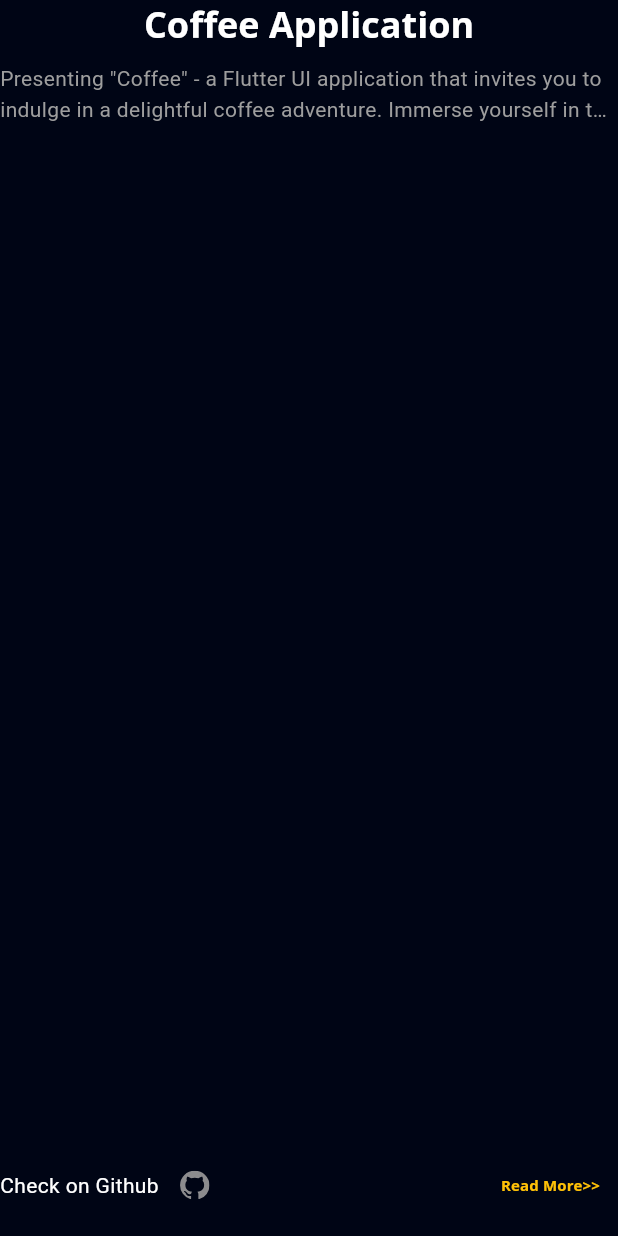
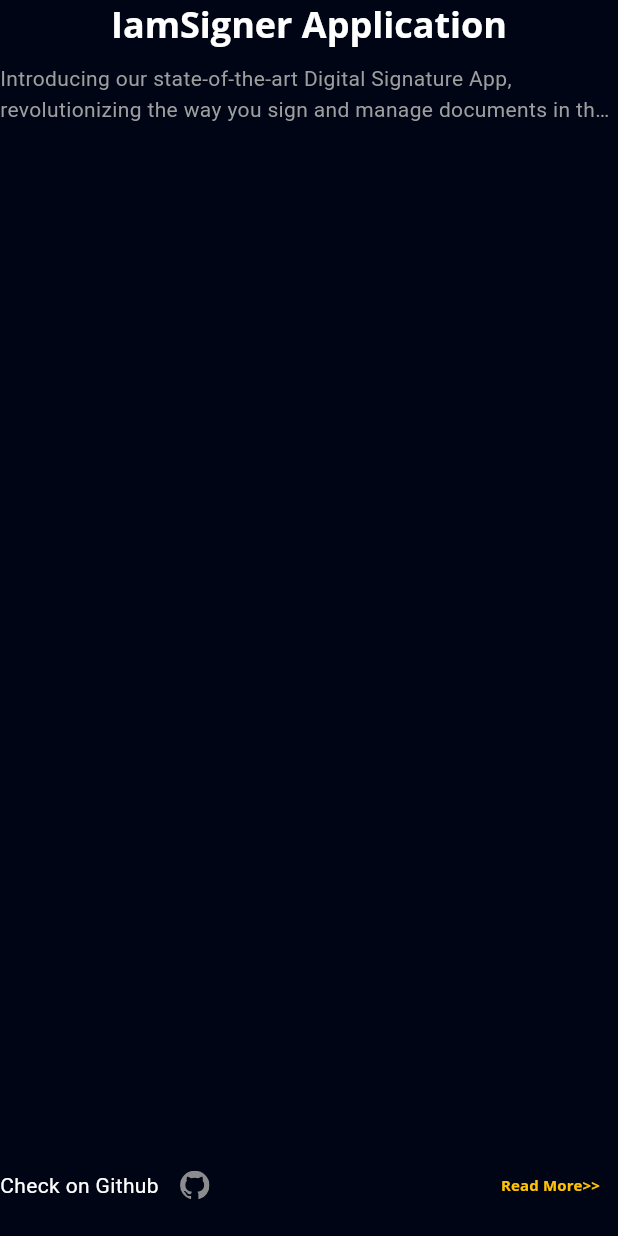
Before and after one commit to faiqtanveer/github-portfolio, a Flutter app: the ProjectDetail widget shown alone on an empty page, opened directly with empty values, on a phone screen of 412 x 824 dp. Run offline on Flutter 3.47's test engine with Material 3 defaults, Android fonts, the phone set to English and light mode, and no system bars; our stand-ins replace flutter_svg, font_awesome_flutter, get, google_fonts, photo_view.

Commit message:
project add iamsigner and mobilereport

```diff
--- a/lib/model/project_model.dart
+++ b/lib/model/project_model.dart
@@ -1,57 +1,111 @@
 class Project {
   final String name;
-  final String description;
-  final String image;
-  final String link;
-  Project(this.name, this.description, this.image, this.link);
+  final String shortDescription;
+  final String detailedDescription;
+  final String thumbnailImage;
+  final List<String> screenshots;
+  final String githubLink;
+  final List<String> technologies;
+
+  Project({
+    required this.name,
+    required this.shortDescription,
+    required this.detailedDescription,
+    required this.thumbnailImage,
+    required this.screenshots,
+    required this.githubLink,
+    this.technologies = const [],
+  });
 }
 
+// Add projects one by one to this list
 List<Project> projectList = [
+
+  //SIGNER MOBILE APP
   Project(
-    'Coffee Application',
-    'Presenting "Coffee" - a Flutter UI application that invites you to indulge in a delightful coffee adventure. Immerse yourself in the world of rich aroma and flavor as you browse through an exquisite selection of specialty coffees. With a user-friendly interface, exploring different blends and discovering their unique details becomes a delightful experience.',
-    'assets/images/coffee.png',
-    'https://github.com/Hamad-Anwar/Coffe-Shop-Beautifull-UI',
+    name: 'IamSigner Application',
+    shortDescription: 'A state-of-the-art digital signature app for secure document signing and management.',
+    detailedDescription: '''Introducing our state-of-the-art Digital Signature App, revolutionizing the way you sign and manage documents in the digital landscape. This robust application is designed to provide a seamless, secure, and efficient solution for individuals, professionals, and businesses alike.
+
+Key Features:
+
+• Advanced Encryption Technology
+Our Digital Signature App employs cutting-edge encryption techniques to ensure the highest level of security for your digital signatures. Every signature is uniquely encoded, making it tamper-proof and safeguarding the authenticity and integrity of your documents.
+
+• Legally Binding Signatures
+Rest easy knowing that the signatures generated through our app hold legal validity. We adhere to industry standards to create signatures that meet the legal requirements for various documents, including contracts, agreements, and other essential paperwork.
+
+• User-Friendly Interface
+We understand the importance of simplicity in user interfaces. Our app boasts an intuitive design, making it easy for users of all levels of technical expertise to navigate and utilize its features effortlessly. Streamline your workflow with a few taps on your device.
+
+• Multi-Platform Compatibility
+Whether you're using a smartphone, tablet, or desktop computer, our Digital Signature App is optimized for a seamless experience across multiple platforms. Access your documents and sign with ease, regardless of your preferred device.
+
+• Cloud Integration
+Embrace the convenience of cloud storage by seamlessly integrating your signed documents with popular cloud services. Access your signed files from anywhere, collaborate with others, and maintain a centralized repository for all your important documents.
+
+• Audit Trail and Document Tracking
+Transparency is key, and our app includes a comprehensive audit trail feature. Track every step of the signing process, including who signed, when, and any changes made to the document. Stay in control and keep a detailed record of your transactions.
+
+• Customizable Signature Styles
+Personalize your digital signature to reflect your unique identity. Choose from a variety of styles and fonts to create a signature that aligns with your professional image.
+
+• Offline Signing Capability
+Enjoy the flexibility of signing documents even when offline. Our app allows you to sign documents without an internet connection, ensuring that you can complete transactions anytime, anywhere.
+
+• Notification Alerts
+Stay informed about the status of your documents with real-time notification alerts. Receive updates on when your document has been viewed, signed, or if any changes have occurred.
+
+• Comprehensive Customer Support
+Our commitment to customer satisfaction extends beyond the app itself. Benefit from responsive customer support ready to assist you with any queries, technical issues, or guidance on utilizing the app's features to their fullest potential.
+
+In a world that demands efficiency, security, and flexibility, our Digital Signature App stands at the forefront, empowering users to sign documents confidently, securely, and with unparalleled convenience.''',
+    thumbnailImage: 'assets/images/iamsigner.png',
+    screenshots: [
+      'assets/images/iamsigner_screen1.png',
+      'assets/images/iamsigner_screen2.png',
+      'assets/images/iamsigner_screen3.png',
+      'assets/images/iamsigner_screen4.png',
+
+    ],
+    githubLink: 'https://iamsigner.com/',
+    technologies: ['Flutter', 'Dart', 'Encryption', 'Cloud Integration', 'Digital Signatures'],
   ),
+
+
+  // MOBILE-REPORT APP
   Project(
-    'Car Controller Application UI',
-    'Car Control Dashboard is a user-friendly mobile application built using Flutter and powered by GetX for efficient state management. Enjoy a modern and intuitive design that adapts to various screen sizes, Interact with dynamic car controls, including speed, steering, and temperature. Realistic animations enhance the visual appeal, making it feel like you are controlling a real car!',
-    'assets/images/car.png',
-    'https://github.com/Hamad-Anwar/Car-Controller-Getx-Flutter',
+    name: 'MobileReport - PDF Reports',
+    shortDescription: 'Professional PDF report creation tool for construction documentation with image annotations.',
+    detailedDescription: '''Opret MobileReport nemt og hurtigt
+
+Mobilereport.dk tilbyder et værktøj, der gør det muligt at oprette professionelle PDF-rapporter baseret på billeder med annoteringer, som kan anvendes til at forklare potentielle problemer på f.eks. byggesager.
+
+About MobileReport:
+Mobilereport.dk er skabt med et enkelt formål: at forenkle dokumentation og rapportering i byggebranchen. Vi ved, hvor udfordrende det kan være at holde styr på alle detaljer på en byggeplads, hvad enten det drejer sig om små reparationer eller store byggeprojekter. Med vores app får du et professionelt værktøj, der gør det nemt og hurtigt at oprette visuelle rapporter, forklare problemer og finde løsninger.
+
+Key Features:
+• Create professional PDF reports quickly and easily
+• Add image annotations to explain issues clearly
+• Perfect for construction site documentation
+• Visual reporting for better communication
+• Simplified workflow for construction professionals
+• Track details on building projects efficiently
+• Easy problem identification and explanation
+• Professional documentation tool
+• Streamlined reporting process
+• Ideal for small repairs and large construction projects
+
+MobileReport makes construction documentation efficient, professional, and accessible for everyone in the construction industry.''',
+    thumbnailImage: 'assets/images/mobileReport.png',
+    screenshots: [
+      'assets/images/mobileReport_screen1.png',
+      'assets/images/mobileReport_screen2.png',
+      'assets/images/mobileReport_screen3.png',
+    ],
+    githubLink: 'https://mobilereport.dk/',
+    technologies: ['Flutter', 'PDF Generation', 'Image Annotation', 'Construction Tech'],
   ),
-  Project(
-      'Neumorphic Clockify',
-      'Neumorphic TimeKit is an open-source project that brings together the elegance of a beautifully designed alarm system, an analog clock with a neumorphic touch, and a feature-rich stopwatch. Whether you\'re looking for a functional alarm tool, a stylish desktop clock, or a precise stopwatch, TimeKit has you covered.',
-      'assets/images/alarm.jpg',
-      'https://github.com/Hamad-Anwar/Neumorphic-Analog-Clockify'),
-  Project(
-      'CUI Aider',
-      'CUI AIDER is an extraordinary application that brings together augmented reality (AR), a robust student portal, intuitive class management, and a comprehensive GPA system, providing an all-encompassing solution for students.Using AR technology, CUI AIDER offers an immersive experience, allowing users to explore the complete university campus virtually. Through AR, students can visualize buildings, navigate with interactive directions, and gain a better understanding of their surroundings.',
-      'assets/images/cui.png',
-      'https://github.com/Hamad-Anwar/'),
-  Project(
-      'Flutter Music Streaming Application',
-      'A Flutter music streaming application that allows users to play audio files from local storage. The app features a beautiful neumorphic UI design and provides a smooth user experience for browsing and playing music.',
-      'assets/images/player.png',
-      'https://github.com/Hamad-Anwar/Neumorphic-Music_Player-Flutter'),
-  Project(
-      'Food Recipe App',
-      'This repository contains a Flutter implementation of a Food Recipe app with a captivating introduction section and impressive animations. It also features a signup and signin page with animations, elegantly presented on a bottom sheet.',
-      'assets/images/recipe.png',
-      'https://github.com/Hamad-Anwar/Food-Recipe-App-Flutter'),
-  Project(
-      'Task Sync Pro',
-      'Welcome to the Beautiful Task Scheduler App repository! This Flutter-based task management application combines elegant design with a robust backend, ensuring a seamless and organized task management experience. From stunning UI to real-time synchronization, this app has you covered.',
-      'assets/images/task.png',
-      'https://github.com/Hamad-Anwar/Task-Sync-Pro-Flutter'),
-  Project(
-      'Flutter Chat Application with Firebase',
-      'Welcome to our innovative Flutter chat application! This feature-rich messaging platform allows users to connect and communicate seamlessly through text and images. The app is built using Flutter for the frontend and integrates with Firebase for backend services, including authentication, real-time database, and storage.',
-      'assets/images/chat.png',
-      'https://github.com/Hamad-Anwar/Messenger-App-Backend-Firebase'),
-  Project(
-      'Doctor Appointment Application',
-      'Introducing the extraordinary "Doctor Appointment System" - a state-of-the-art Flutter UI application that redefines healthcare accessibility and efficiency. Seamlessly crafted, this app empowers users to effortlessly select doctors based on categories, engage in smooth messaging, and access detailed profiles.',
-      'assets/images/doctor.png',
-      'https://github.com/Hamad-Anwar/Doctor-Appointment-Application-UI'),
+
+
 ];
--- a/lib/view/projects/components/project_deatail.dart
+++ b/lib/view/projects/components/project_deatail.dart
@@ -26,7 +26,7 @@ class ProjectDetail extends StatelessWidget {
           overflow: TextOverflow.ellipsis,
         ),),
         Responsive.isMobile(context) ?  const SizedBox(height: defaultPadding/2,) : const SizedBox(height: defaultPadding,),
-        Text(projectList[index].description,style: const TextStyle(color: Colors.grey,height: 1.5),maxLines: size.width>700 && size.width< 750 ? 3:  size.width<470  ? 2  : size.width>600 && size.width<700 ?     6:  size.width>900 && size.width <1060 ? 6: 4 ,overflow: TextOverflow.ellipsis,),
+        Text(projectList[index].detailedDescription,style: const TextStyle(color: Colors.grey,height: 1.5),maxLines: size.width>700 && size.width< 750 ? 3:  size.width<470  ? 2  : size.width>600 && size.width<700 ?     6:  size.width>900 && size.width <1060 ? 6: 4 ,overflow: TextOverflow.ellipsis,),
         const Spacer(),
         ProjectLinks(index: index,),
         const SizedBox(height: defaultPadding/2,),
--- a/lib/view/projects/components/project_info.dart
+++ b/lib/view/projects/components/project_info.dart
@@ -17,7 +17,7 @@ class ProjectStack extends StatelessWidget {
         controller.onHover(index, value);
       },
       onTap: () {
-        ImageViewer(context,projectList[index].image);
+        ImageViewer(context,projectList[index].githubLink);
       },
       borderRadius: BorderRadius.circular(30),
       child: AnimatedContainer(
--- a/lib/view/projects/components/project_link.dart
+++ b/lib/view/projects/components/project_link.dart
@@ -14,13 +14,13 @@ class ProjectLinks extends StatelessWidget {
         Row(
           children: [
             const Text('Check on Github',style: TextStyle(color: Colors.white),overflow: TextOverflow.ellipsis),
-            IconButton(onPressed: () {launchUrl(Uri.parse(projectList[index].link));}, icon: SvgPicture.asset('assets/icons/github.svg')),
+            IconButton(onPressed: () {launchUrl(Uri.parse(projectList[index].githubLink));}, icon: SvgPicture.asset('assets/icons/github.svg')),
           ],
         ),
         const Spacer(),
         TextButton(
             onPressed: () {
-              launchUrl(Uri.parse(projectList[index].link));
+              launchUrl(Uri.parse(projectList[index].githubLink));
             }, child: const Text('Read More>>',overflow: TextOverflow.ellipsis,style: TextStyle(color: Colors.amber,fontWeight: FontWeight.bold,fontSize: 10),))
       ],
     );
```
Also changed, not shown: lib/view/projects/components/projectCard.dart (added, +163 -0 lines), lib/view/projects/components/projectDetailScreen.dart (added, +255 -0 lines), lib/view/projects/project_view.dart (+53 -19 lines), assets/assets/images/iamsigner.png (added), assets/assets/images/iamsigner_screen1.png (added), assets/assets/images/iamsigner_screen2.png (added), assets/assets/images/iamsigner_screen3.png (added), assets/assets/images/iamsigner_screen4.png (added), assets/assets/images/mobileReport.png (added), assets/assets/images/mobileReport_screen1.png (added), assets/assets/images/mobileReport_screen2.png (added), assets/assets/images/mobileReport_screen3.png (added), assets/fonts/MaterialIcons-Regular.otf, 3 other files.
